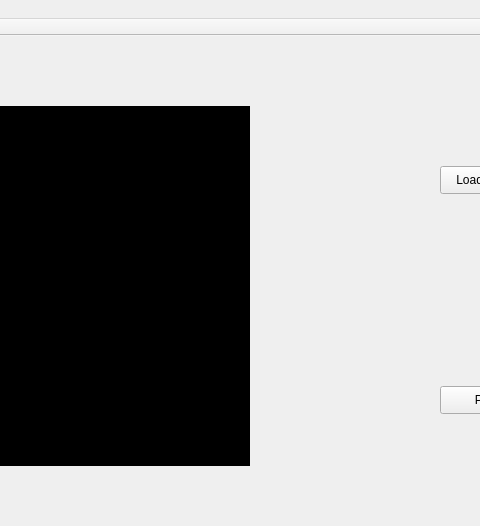
sailisanke/Ultrasound_online_software_0.00, file Video_play/Video_play/video_play.ui: the form before one commit; both pictures show x 420 to 900 and y 0 to 526 of the 1128 by 749 pixel window.
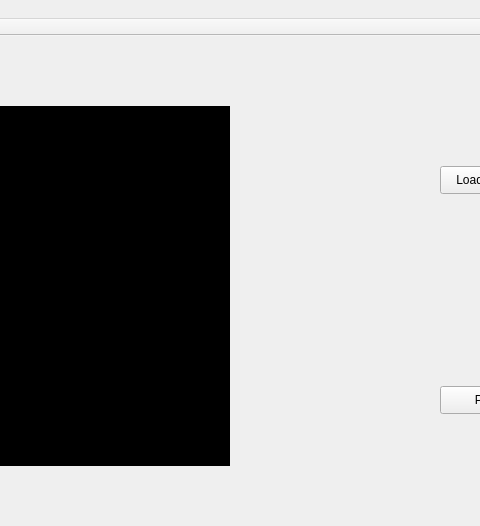
The form after the commit.

Diff of the .ui file:
```diff
--- a/Video_play/Video_play/video_play.ui
+++ b/Video_play/Video_play/video_play.ui
@@ -45,7 +45,7 @@
      <rect>
       <x>150</x>
       <y>70</y>
-      <width>520</width>
+      <width>500</width>
       <height>360</height>
      </rect>
     </property>
```
